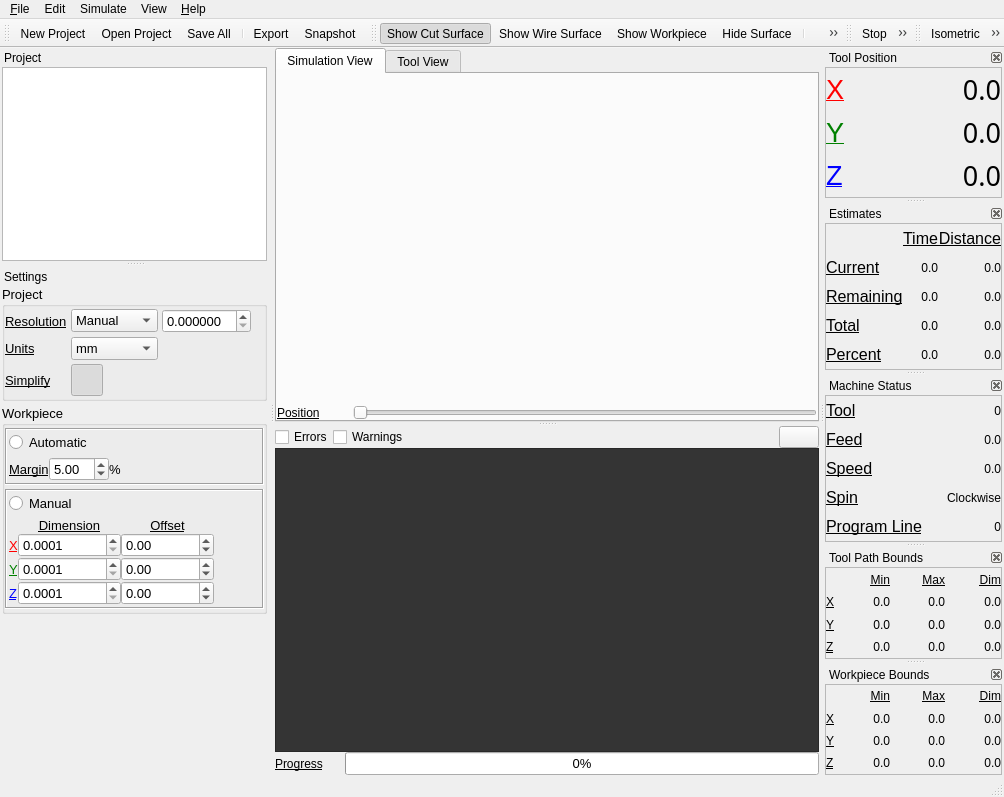
The window that qt/openscam.ui (CauldronDevelopmentLLC/CAMotics) describes before a commit, drawn with Qt 5.
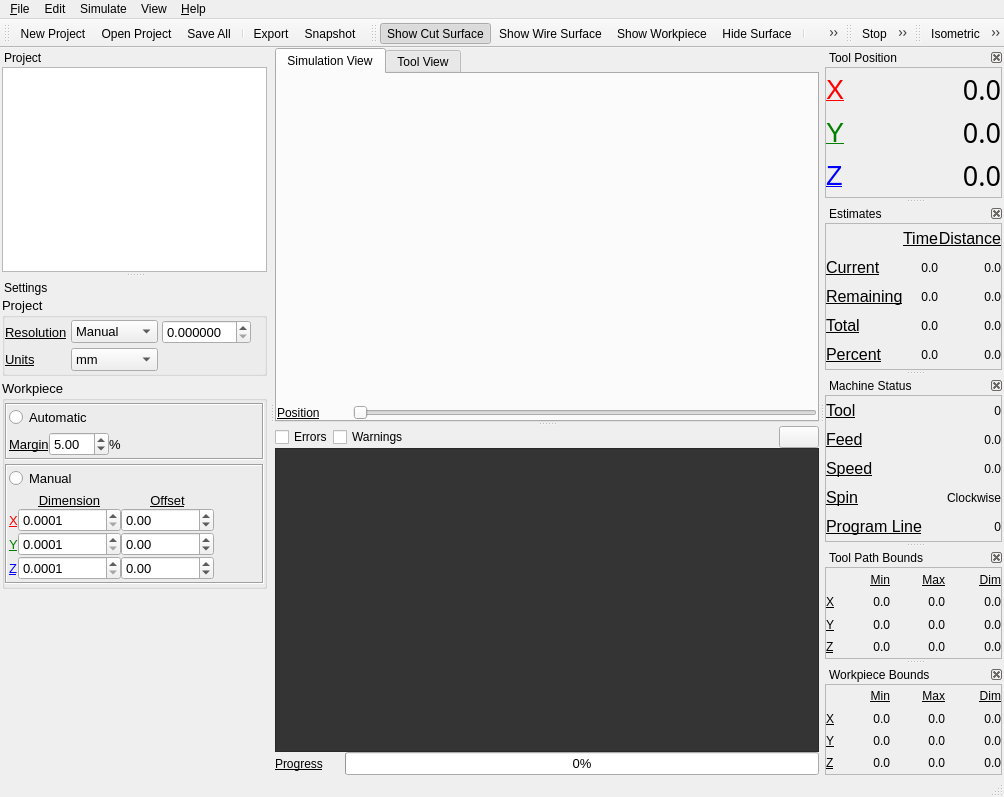
The same window after the commit. Icons and pictures are not drawn. Custom widgets are drawn as their Qt base class.

What changed in the file:
```diff
--- a/qt/openscam.ui
+++ b/qt/openscam.ui
@@ -1389,53 +1389,6 @@
                 </item>
                </widget>
               </item>
-              <item row="2" column="0">
-               <widget class="QLabel" name="label_37">
-                <property name="font">
-                 <font>
-                  <underline>true</underline>
-                 </font>
-                </property>
-                <property name="text">
-                 <string>Simplify</string>
-                </property>
-               </widget>
-              </item>
-              <item row="2" column="1">
-               <widget class="QPushButton" name="simplifyPushButton">
-                <property name="minimumSize">
-                 <size>
-                  <width>32</width>
-                  <height>32</height>
-                 </size>
-                </property>
-                <property name="maximumSize">
-                 <size>
-                  <width>32</width>
-                  <height>32</height>
-                 </size>
-                </property>
-                <property name="focusPolicy">
-                 <enum>Qt::NoFocus</enum>
-                </property>
-                <property name="toolTip">
-                 <string>Simplify the resulting surface for better visualization</string>
-                </property>
-                <property name="icon">
-                 <iconset resource="openscam.qrc">
-                  <normaloff>:/icons/simplify.png</normaloff>:/icons/simplify.png</iconset>
-                </property>
-                <property name="checkable">
-                 <bool>true</bool>
-                </property>
-                <property name="checked">
-                 <bool>true</bool>
-                </property>
-                <property name="flat">
-                 <bool>true</bool>
-                </property>
-               </widget>
-              </item>
              </layout>
             </item>
            </layout>
```
Left out of the diff: 179 changed lines with no effect on the pictures.
